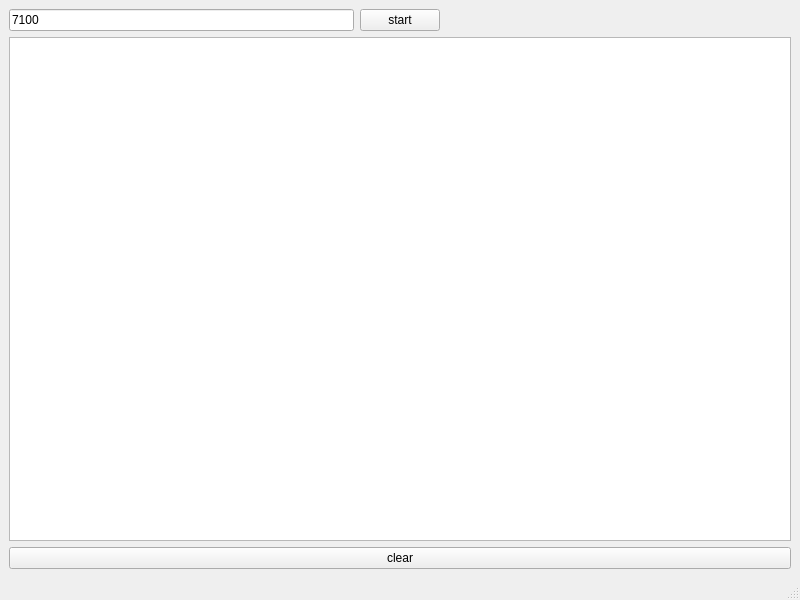
Before: the Qt Designer form releasemainwindow.ui in mmmoonie/SpiderServer, drawn with Qt 5.
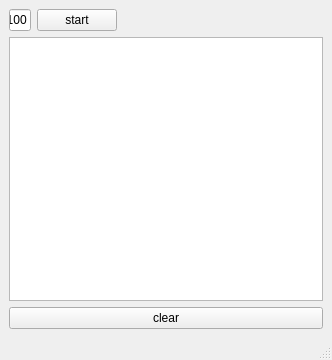
After: the same form once the commit is applied.

Commit message: 解决tcp数据连续发送问题

Diff of the .ui file:
```diff
--- a/releasemainwindow.ui
+++ b/releasemainwindow.ui
@@ -6,8 +6,8 @@
    <rect>
     <x>0</x>
     <y>0</y>
-    <width>800</width>
-    <height>600</height>
+    <width>332</width>
+    <height>360</height>
    </rect>
   </property>
   <property name="windowTitle">
```
Left out of the diff: 2 changed lines with no effect on the pictures. The commit also changes 1 other file.
